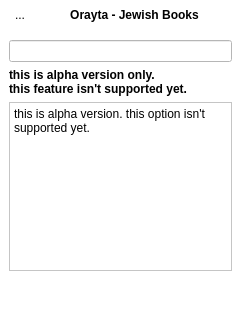
First picture: the form in android-exp/mobileapp.ui, repository MosheWagner/Orayta-QT, before the edit.
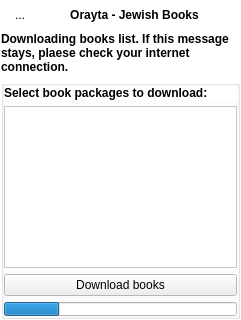
Second picture: the form after the edit. The open tabs and pages were chosen to show the change. Icons and pictures are not drawn.

Commit message: Added a very primitive and buggy book downloading system for Android.

Patch:
```diff
--- a/android-exp/mobileapp.ui
+++ b/android-exp/mobileapp.ui
@@ -1342,13 +1342,37 @@
      </widget>
      <widget class="QWidget" name="bookmarkpage">
       <layout class="QVBoxLayout" name="verticalLayout_6">
+       <property name="margin">
+        <number>1</number>
+       </property>
        <item>
-        <widget class="QLineEdit" name="lineEdit">
-         <property name="autoFillBackground">
+        <widget class="QLabel" name="listdownloadlbl">
+         <property name="font">
+          <font>
+           <weight>75</weight>
+           <bold>true</bold>
+          </font>
+         </property>
+         <property name="text">
+          <string>Downloading books list. If this message stays, plaese check your internet connection.</string>
+         </property>
+         <property name="wordWrap">
           <bool>true</bool>
          </property>
         </widget>
        </item>
+       <item>
+        <widget class="QGroupBox" name="downloadGRP">
+         <property name="title">
+          <string/>
+         </property>
+         <property name="flat">
+          <bool>true</bool>
+         </property>
+         <layout class="QVBoxLayout" name="verticalLayout_11">
+          <property name="margin">
+           <number>0</number>
+          </property>
        <item>
         <widget class="QLabel" name="label_4">
          <property name="font">
@@ -1361,8 +1385,7 @@
           <bool>true</bool>
          </property>
          <property name="text">
-          <string>this is alpha version only. 
-this feature isn't supported yet.</string>
+             <string>Select book packages to download:</string>
          </property>
          <property name="wordWrap">
           <bool>true</bool>
@@ -1370,34 +1393,40 @@
         </widget>
        </item>
        <item>
-        <widget class="QTextEdit" name="textEdit">
-         <property name="autoFillBackground">
-          <bool>true</bool>
-         </property>
-         <property name="html">
-          <string>&lt;!DOCTYPE HTML PUBLIC &quot;-//W3C//DTD HTML 4.0//EN&quot; &quot;http://www.w3.org/TR/REC-html40/strict.dtd&quot;&gt;
-&lt;html&gt;&lt;head&gt;&lt;meta name=&quot;qrichtext&quot; content=&quot;1&quot; /&gt;&lt;style type=&quot;text/css&quot;&gt;
-p, li { white-space: pre-wrap; }
-&lt;/style&gt;&lt;/head&gt;&lt;body style=&quot; font-family:'Arial'; font-size:10pt; font-weight:400; font-style:normal;&quot;&gt;
-&lt;p style=&quot; margin-top:0px; margin-bottom:0px; margin-left:0px; margin-right:0px; -qt-block-indent:0; text-indent:0px;&quot;&gt;&lt;span style=&quot; font-family:'Sans Serif'; font-size:9pt;&quot;&gt;this is alpha version. this option isn't supported yet.&lt;/span&gt;&lt;/p&gt;&lt;/body&gt;&lt;/html&gt;</string>
+           <widget class="QListWidget" name="downloadList">
+            <property name="layoutDirection">
+             <enum>Qt::RightToLeft</enum>
+            </property>
+            <property name="frameShadow">
+             <enum>QFrame::Plain</enum>
          </property>
         </widget>
        </item>
        <item>
-        <spacer name="verticalSpacer_3">
-         <property name="orientation">
-          <enum>Qt::Vertical</enum>
-         </property>
-         <property name="sizeType">
-          <enum>QSizePolicy::Minimum</enum>
-         </property>
-         <property name="sizeHint" stdset="0">
+           <widget class="QPushButton" name="downloadBTN">
+            <property name="text">
+             <string>Download books</string>
+            </property>
+           </widget>
+          </item>
+          <item>
+           <widget class="QProgressBar" name="downloadPrgBar">
+            <property name="maximumSize">
           <size>
-           <width>20</width>
-           <height>40</height>
-          </size>
-         </property>
-        </spacer>
+              <width>16777215</width>
+              <height>14</height>
+             </size>
+            </property>
+            <property name="value">
+             <number>24</number>
+            </property>
+            <property name="textVisible">
+             <bool>false</bool>
+            </property>
+           </widget>
+          </item>
+         </layout>
+        </widget>
        </item>
       </layout>
      </widget>
```
Left out of the diff: 10 changed lines with no effect on the pictures. Lines whose indentation alone changed are shown as unchanged. The commit also changes 12 other files.
